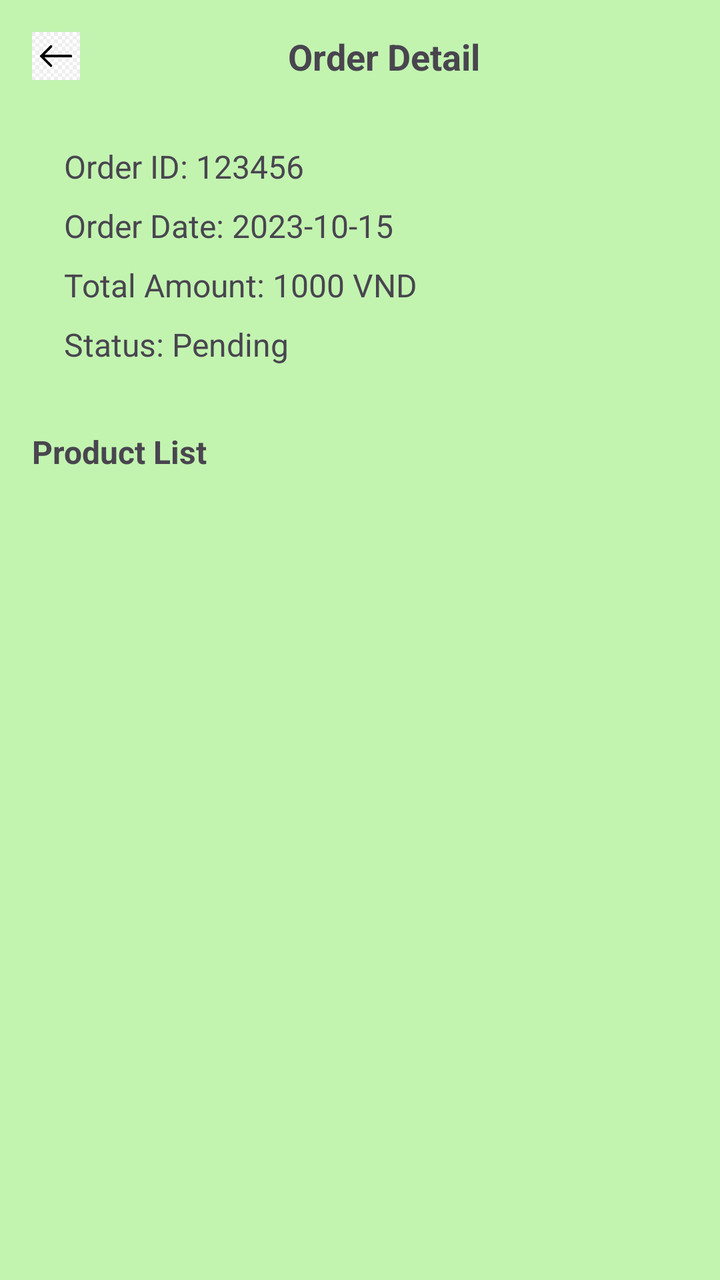
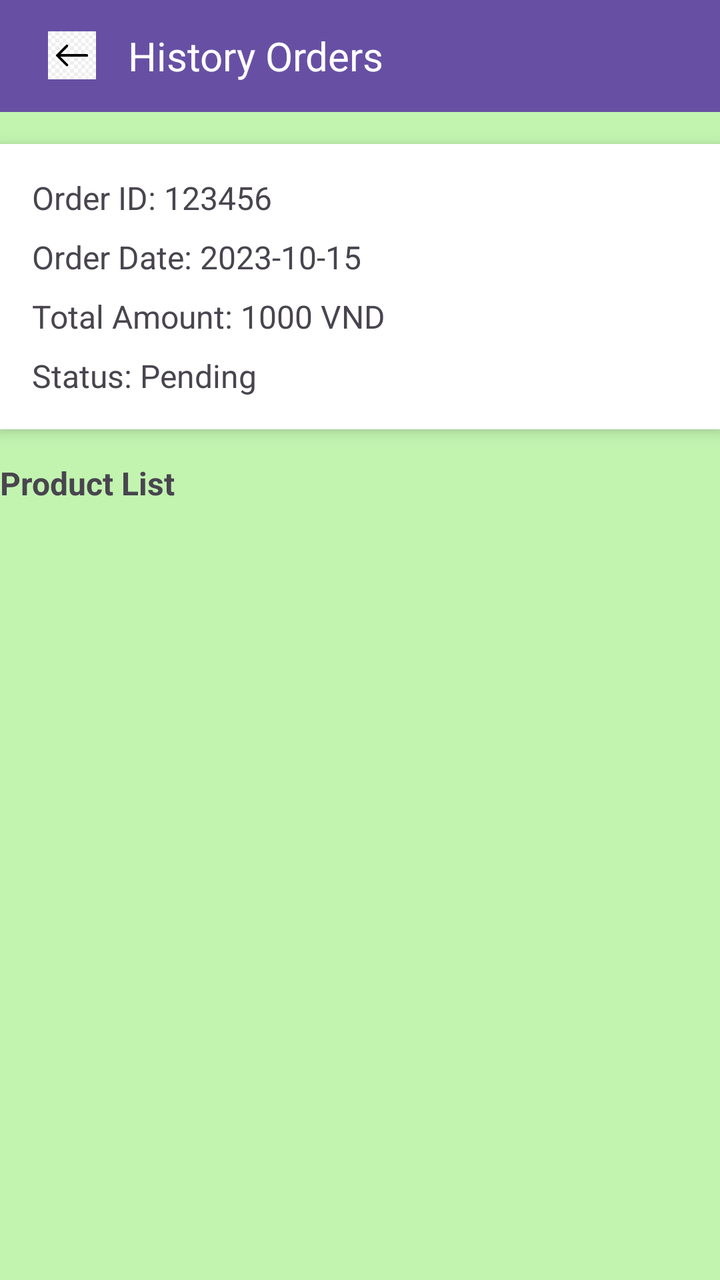

An Android layout rendered at two revisions. The XML below is the earlier revision; the diff shows what the commit changed to produce the second picture.
<!-- AndroidManifest.xml: application theme Theme.BookStore -->
<!-- res/layout/activity_order_detail_history.xml -->
<androidx.constraintlayout.widget.ConstraintLayout
    xmlns:android="http://schemas.android.com/apk/res/android"
    xmlns:app="http://schemas.android.com/apk/res-auto"
    android:layout_width="match_parent"
    android:layout_height="match_parent"
    android:padding="16dp">

    
    <ImageView
        android:id="@+id/imageBackArrow"
        android:layout_width="24dp"
        android:layout_height="24dp"
        android:contentDescription="Back"
        android:src="@drawable/img"
        app:layout_constraintStart_toStartOf="parent"
        app:layout_constraintTop_toTopOf="parent" />

    <TextView
        android:id="@+id/textTitle"
        android:layout_width="wrap_content"
        android:layout_height="wrap_content"
        android:text="Order Detail"
        android:textSize="18sp"
        android:textStyle="bold"
        app:layout_constraintStart_toEndOf="@id/imageBackArrow"
        app:layout_constraintTop_toTopOf="parent"
        app:layout_constraintBottom_toBottomOf="@id/imageBackArrow"
        app:layout_constraintEnd_toEndOf="parent"
        app:layout_constraintHorizontal_bias="0.5" />

    
    <androidx.constraintlayout.widget.ConstraintLayout
        android:id="@+id/orderInfoContainer"
        android:layout_width="0dp"
        android:layout_height="wrap_content"
        android:padding="16dp"
        app:layout_constraintTop_toBottomOf="@id/textTitle"
        app:layout_constraintStart_toStartOf="parent"
        app:layout_constraintEnd_toEndOf="parent"
        android:layout_marginTop="16dp">

        <TextView
            android:id="@+id/textOrderId"
            android:layout_width="0dp"
            android:layout_height="wrap_content"
            android:text="Order ID: 123456"
            android:textSize="16sp"
            app:layout_constraintStart_toStartOf="parent"
            app:layout_constraintTop_toTopOf="parent" />

        <TextView
            android:id="@+id/textOrderDate"
            android:layout_width="0dp"
            android:layout_height="wrap_content"
            android:text="Order Date: 2023-10-15"
            android:textSize="16sp"
            app:layout_constraintStart_toStartOf="parent"
            app:layout_constraintTop_toBottomOf="@id/textOrderId"
            android:layout_marginTop="8dp"/>

        <TextView
            android:id="@+id/textOrderTotalAmount"
            android:layout_width="0dp"
            android:layout_height="wrap_content"
            android:text="Total Amount: 1000 VND"
            android:textSize="16sp"
            app:layout_constraintStart_toStartOf="parent"
            app:layout_constraintTop_toBottomOf="@id/textOrderDate"
            android:layout_marginTop="8dp"/>

        <TextView
            android:id="@+id/textOrderStatus"
            android:layout_width="0dp"
            android:layout_height="wrap_content"
            android:text="Status: Pending"
            android:textSize="16sp"
            app:layout_constraintStart_toStartOf="parent"
            app:layout_constraintTop_toBottomOf="@id/textOrderTotalAmount"
            android:layout_marginTop="8dp"/>

        
        <Button
            android:id="@+id/btnCancelOrder"
            android:layout_width="wrap_content"
            android:layout_height="wrap_content"
            android:text="Cancel Order"
            android:visibility="gone"
        app:layout_constraintEnd_toEndOf="parent"
        app:layout_constraintTop_toTopOf="parent"
        app:layout_constraintBottom_toBottomOf="parent" />
    </androidx.constraintlayout.widget.ConstraintLayout>

    
    <TextView
        android:id="@+id/textProductListLabel"
        android:layout_width="wrap_content"
        android:layout_height="wrap_content"
        android:text="Product List"
        android:textStyle="bold"
        android:textSize="16sp"
        app:layout_constraintTop_toBottomOf="@id/orderInfoContainer"
        app:layout_constraintStart_toStartOf="parent"
        android:layout_marginTop="16dp" />

    <androidx.recyclerview.widget.RecyclerView
        android:id="@+id/recyclerViewProducts"
        android:layout_width="0dp"
        android:layout_height="0dp"
        app:layout_constraintTop_toBottomOf="@id/textProductListLabel"
        app:layout_constraintStart_toStartOf="parent"
        app:layout_constraintEnd_toEndOf="parent"
        app:layout_constraintBottom_toBottomOf="parent"
        android:layout_marginTop="8dp"
        android:clipToPadding="false"
        android:paddingBottom="16dp"/>
</androidx.constraintlayout.widget.ConstraintLayout>
<!-- resources referenced by this layout -->
<resources>
  <!-- drawable img: png bitmap (drawable, 14726 bytes) -->
  <style name="Theme.BookStore" parent="Base.Theme.BookStore" />
  <style name="Base.Theme.BookStore" parent="Theme.Material3.DayNight.NoActionBar">
          
          
          <item name="android:windowBackground">#C2F4B0</item>
      </style>
</resources>

<!-- the commit's change to res/layout/activity_order_detail_history.xml (unified diff, before → after) -->
@@ -1,47 +1,64 @@
+<?xml version="1.0" encoding="utf-8"?>
 <androidx.constraintlayout.widget.ConstraintLayout
     xmlns:android="http://schemas.android.com/apk/res/android"
     xmlns:app="http://schemas.android.com/apk/res-auto"
     android:layout_width="match_parent"
-    android:layout_height="match_parent"
-    android:padding="16dp">
+    android:layout_height="match_parent">
 
     
-    <ImageView
-        android:id="@+id/imageBackArrow"
-        android:layout_width="24dp"
-        android:layout_height="24dp"
-        android:contentDescription="Back"
-        android:src="@drawable/img"
+    <androidx.appcompat.widget.Toolbar
+        android:id="@+id/tb1"
+        android:layout_width="0dp"
+        android:layout_height="56dp"
+        android:background="?attr/colorPrimary"
+        app:popupTheme="@style/ThemeOverlay.AppCompat.Light"
+        app:titleTextColor="@android:color/white"
+        app:layout_constraintTop_toTopOf="parent"
         app:layout_constraintStart_toStartOf="parent"
-        app:layout_constraintTop_toTopOf="parent" />
+        app:layout_constraintEnd_toEndOf="parent">
 
-    <TextView
-        android:id="@+id/textTitle"
-        android:layout_width="wrap_content"
-        android:layout_height="wrap_content"
-        android:text="Order Detail"
-        android:textSize="18sp"
-        android:textStyle="bold"
-        app:layout_constraintStart_toEndOf="@id/imageBackArrow"
-        app:layout_constraintTop_toTopOf="parent"
-        app:layout_constraintBottom_toBottomOf="@id/imageBackArrow"
-        app:layout_constraintEnd_toEndOf="parent"
-        app:layout_constraintHorizontal_bias="0.5" />
+        <LinearLayout
+            android:layout_width="match_parent"
+            android:layout_height="wrap_content"
+            android:orientation="horizontal"
+            android:gravity="center_vertical"
+            android:padding="8dp">
 
-    
+            <ImageView
+                android:id="@+id/backArrow"
+                android:layout_width="24dp"
+                android:layout_height="24dp"
+                android:src="@drawable/img"
+                android:contentDescription="Back"
+                android:background="@android:color/transparent"/>
+
+            <TextView
+                android:id="@+id/headerTitle"
+                android:layout_width="wrap_content"
+                android:layout_height="wrap_content"
+                android:text="History Orders"
+                android:textSize="20sp"
+                android:textColor="@android:color/white"
+                android:layout_marginStart="16dp"/>
+
+        </LinearLayout>
+    </androidx.appcompat.widget.Toolbar>
+
     <androidx.constraintlayout.widget.ConstraintLayout
         android:id="@+id/orderInfoContainer"
         android:layout_width="0dp"
         android:layout_height="wrap_content"
         android:padding="16dp"
-        app:layout_constraintTop_toBottomOf="@id/textTitle"
+        android:background="@android:color/white"
+        app:layout_constraintTop_toBottomOf="@id/tb1"
         app:layout_constraintStart_toStartOf="parent"
         app:layout_constraintEnd_toEndOf="parent"
-        android:layout_marginTop="16dp">
+        android:layout_marginTop="16dp"
+        android:elevation="4dp">
 
         <TextView
             android:id="@+id/textOrderId"
-            android:layout_width="0dp"
+            android:layout_width="wrap_content"
             android:layout_height="wrap_content"
             android:text="Order ID: 123456"
             android:textSize="16sp"
@@ -50,7 +67,7 @@
 
         <TextView
             android:id="@+id/textOrderDate"
-            android:layout_width="0dp"
+            android:layout_width="wrap_content"
             android:layout_height="wrap_content"
             android:text="Order Date: 2023-10-15"
             android:textSize="16sp"
@@ -60,7 +77,7 @@
 
         <TextView
             android:id="@+id/textOrderTotalAmount"
-            android:layout_width="0dp"
+            android:layout_width="wrap_content"
             android:layout_height="wrap_content"
             android:text="Total Amount: 1000 VND"
             android:textSize="16sp"
@@ -70,27 +87,15 @@
 
         <TextView
             android:id="@+id/textOrderStatus"
-            android:layout_width="0dp"
+            android:layout_width="wrap_content"
             android:layout_height="wrap_content"
             android:text="Status: Pending"
             android:textSize="16sp"
             app:layout_constraintStart_toStartOf="parent"
             app:layout_constraintTop_toBottomOf="@id/textOrderTotalAmount"
-            android:layout_marginTop="8dp"/>
-
-        
-        <Button
-            android:id="@+id/btnCancelOrder"
-            android:layout_width="wrap_content"
-            android:layout_height="wrap_content"
-            android:text="Cancel Order"
-            android:visibility="gone"
-        app:layout_constraintEnd_toEndOf="parent"
-        app:layout_constraintTop_toTopOf="parent"
-        app:layout_constraintBottom_toBottomOf="parent" />
+            android:layout_marginTop="8dp" />
     </androidx.constraintlayout.widget.ConstraintLayout>
 
-    
     <TextView
         android:id="@+id/textProductListLabel"
         android:layout_width="wrap_content"
@@ -106,11 +111,23 @@
         android:id="@+id/recyclerViewProducts"
         android:layout_width="0dp"
         android:layout_height="0dp"
+        android:clipToPadding="false"
+        android:paddingBottom="16dp"
         app:layout_constraintTop_toBottomOf="@id/textProductListLabel"
         app:layout_constraintStart_toStartOf="parent"
         app:layout_constraintEnd_toEndOf="parent"
-        app:layout_constraintBottom_toBottomOf="parent"
-        android:layout_marginTop="8dp"
-        android:clipToPadding="false"
-        android:paddingBottom="16dp"/>
+        app:layout_constraintBottom_toTopOf="@id/btnCancelOrder"
+        android:layout_marginTop="8dp" />
+
+    <Button
+        android:id="@+id/btnCancelOrder"
+        android:layout_width="0dp"
+        android:layout_height="wrap_content"
+        android:text="Cancel Order"
+        android:visibility="gone"
+        android:layout_marginTop="16dp"
+        app:layout_constraintStart_toStartOf="parent"
+        app:layout_constraintEnd_toEndOf="parent"
+        app:layout_constraintBottom_toBottomOf="parent" />
+
 </androidx.constraintlayout.widget.ConstraintLayout>
